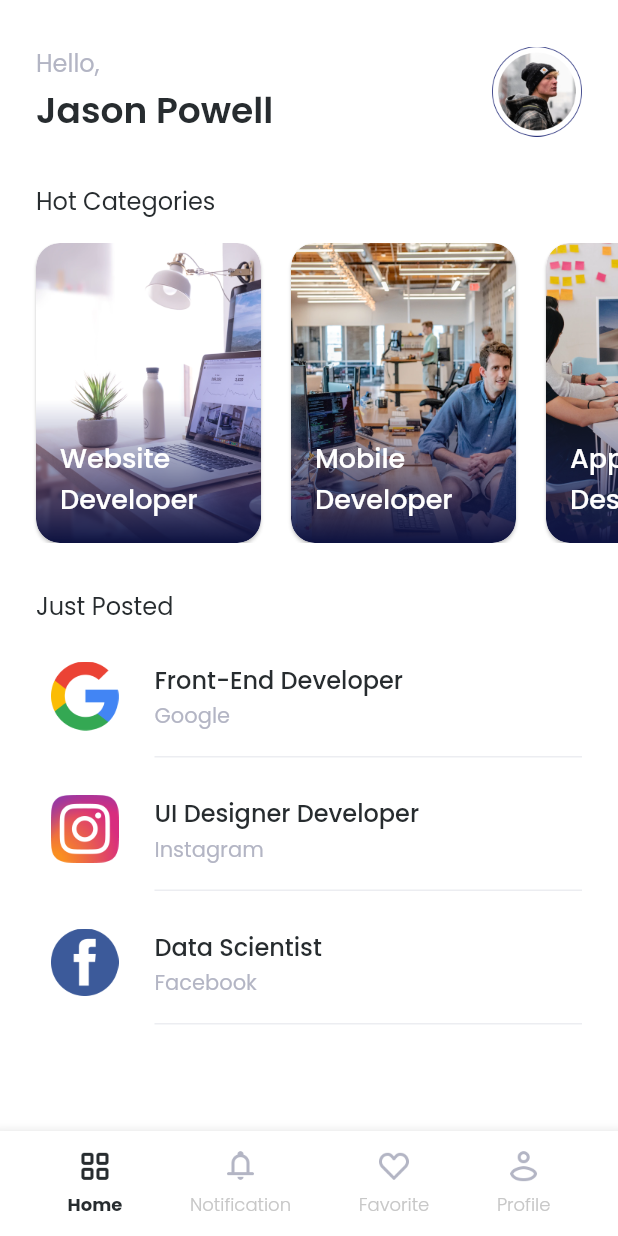
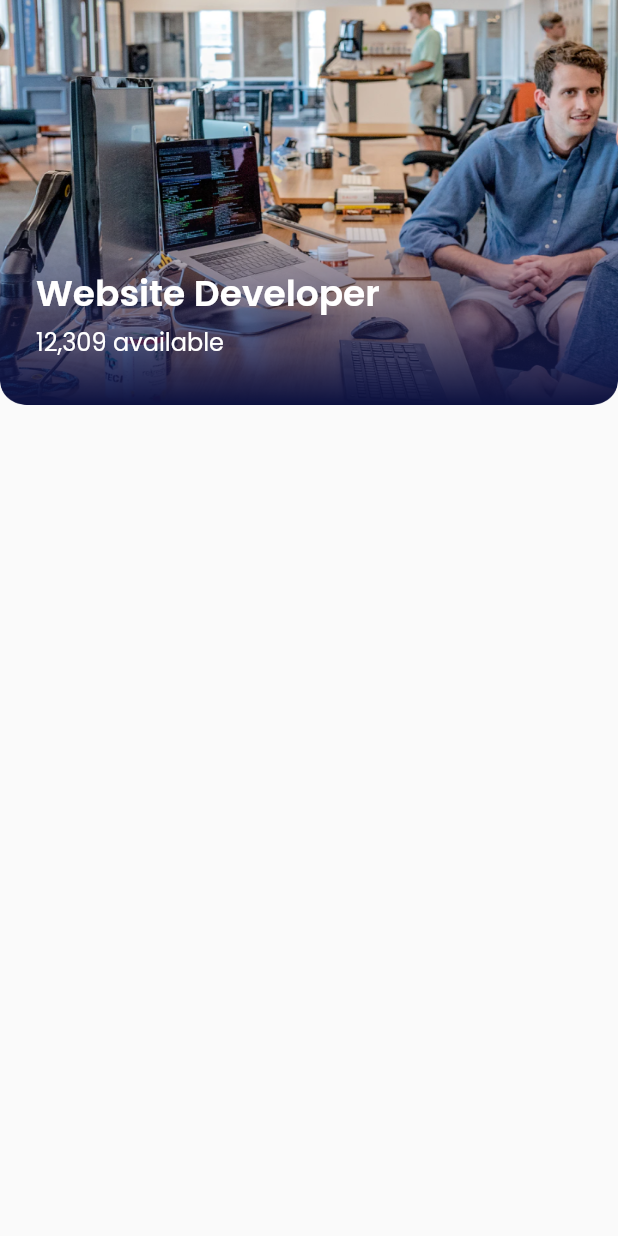
Before and after one commit to fathulaziss/findjob, a Flutter app: the PageMain screen opened directly, after a tap on an icon or button, on a phone screen of 412 x 824 dp. Run offline on Flutter 3.47's test engine with Material 2 defaults, Android fonts, the phone set to English and light mode, and no system bars; our stand-ins replace get, google_fonts.

Commit message:
add page_category_detail

```diff
--- a/lib/shared/assets.dart
+++ b/lib/shared/assets.dart
@@ -18,6 +18,7 @@ class Assets {
   static String imageCategory3 = 'assets/images/image_category3.png';
   static String imageCategory4 = 'assets/images/image_category4.png';
   static String imageCategory5 = 'assets/images/image_category5.png';
+  static String imageCategoryDetail = 'assets/images/image_category_detail.png';
   static String logoGoogle = 'assets/logos/logo_google.png';
   static String logoInstagram = 'assets/logos/logo_instagram.png';
   static String logoFacebook = 'assets/logos/logo_facebook.png';
--- /dev/null
+++ b/lib/ui/pages/logged/page_category_detail.dart
@@ -0,0 +1,53 @@
+import 'package:findjob/shared/assets.dart';
+import 'package:findjob/shared/styles.dart';
+import 'package:flutter/material.dart';
+import 'package:get/get.dart';
+
+class PageCategoryDetail extends StatelessWidget {
+  const PageCategoryDetail({Key? key}) : super(key: key);
+
+  @override
+  Widget build(BuildContext context) {
+    return Scaffold(
+      body: Column(
+        children: [
+          Container(
+            width: Get.width,
+            height: IconSizes.xxl * 4.5,
+            decoration: BoxDecoration(
+              image: DecorationImage(
+                image: AssetImage(Assets.imageCategoryDetail),
+                fit: BoxFit.fill,
+              ),
+              borderRadius: BorderRadius.only(
+                  bottomLeft: Radius.circular(Corners.xl),
+                  bottomRight: Radius.circular(Corners.xl)),
+            ),
+            alignment: Alignment.bottomLeft,
+            child: Padding(
+              padding: EdgeInsets.only(
+                  left: Insets.med * 2, bottom: Insets.xl * 1.5),
+              child: Column(
+                mainAxisAlignment: MainAxisAlignment.end,
+                crossAxisAlignment: CrossAxisAlignment.start,
+                children: [
+                  Text(
+                    'Website Developer',
+                    style: TextStyles.whiteSemiBold
+                        .copyWith(fontSize: FontSizes.s24),
+                  ),
+                  verticalSpace(Insets.xs / 2),
+                  Text(
+                    '12,309 available',
+                    style: TextStyles.whiteNormal
+                        .copyWith(fontSize: FontSizes.s16),
+                  ),
+                ],
+              ),
+            ),
+          )
+        ],
+      ),
+    );
+  }
+}
--- a/lib/ui/pages/logged/page_home.dart
+++ b/lib/ui/pages/logged/page_home.dart
@@ -1,6 +1,7 @@
 import 'package:findjob/model/model_category.dart';
 import 'package:findjob/shared/assets.dart';
 import 'package:findjob/shared/styles.dart';
+import 'package:findjob/ui/pages/logged/page_category_detail.dart';
 import 'package:findjob/ui/widgets/card_categories.dart';
 import 'package:findjob/ui/widgets/card_jobs.dart';
 import 'package:flutter/material.dart';
@@ -56,7 +57,9 @@ class _PageHomeState extends State<PageHome> {
                         child: CardCategories(
                           margin: EdgeInsets.only(
                               left: Insets.med, right: Insets.sm),
-                          onTap: () {},
+                          onTap: () {
+                            Get.to(() => PageCategoryDetail());
+                          },
                           title: listCategory[index].title,
                           image: listCategory[index].image,
                         ),
```
Also changed, not shown: assets/images/image_category_detail.png (added).
